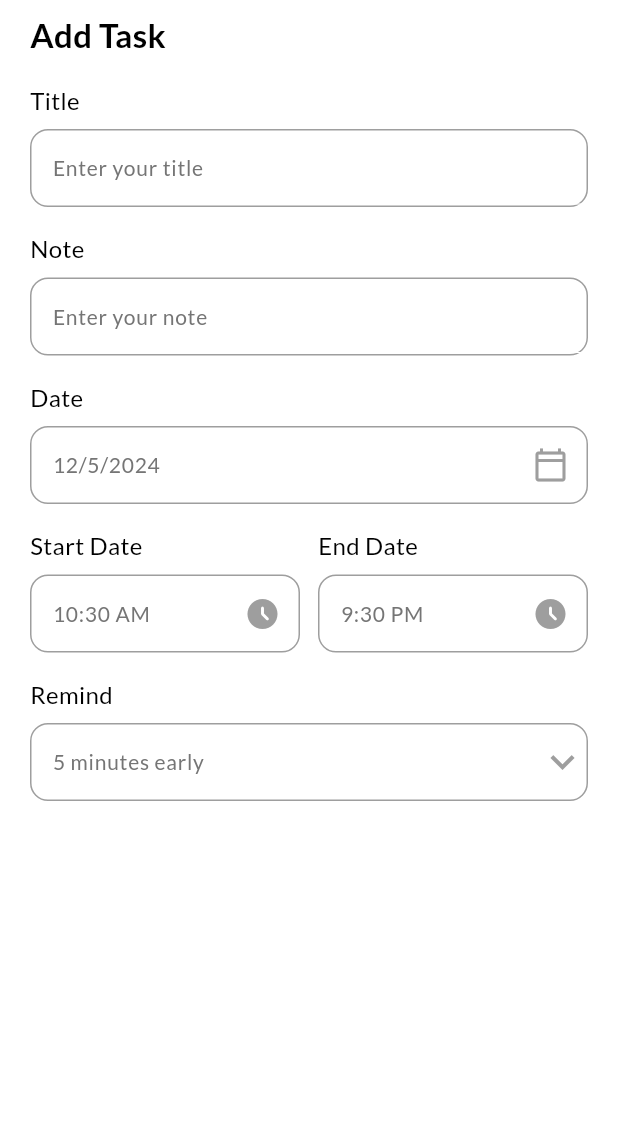
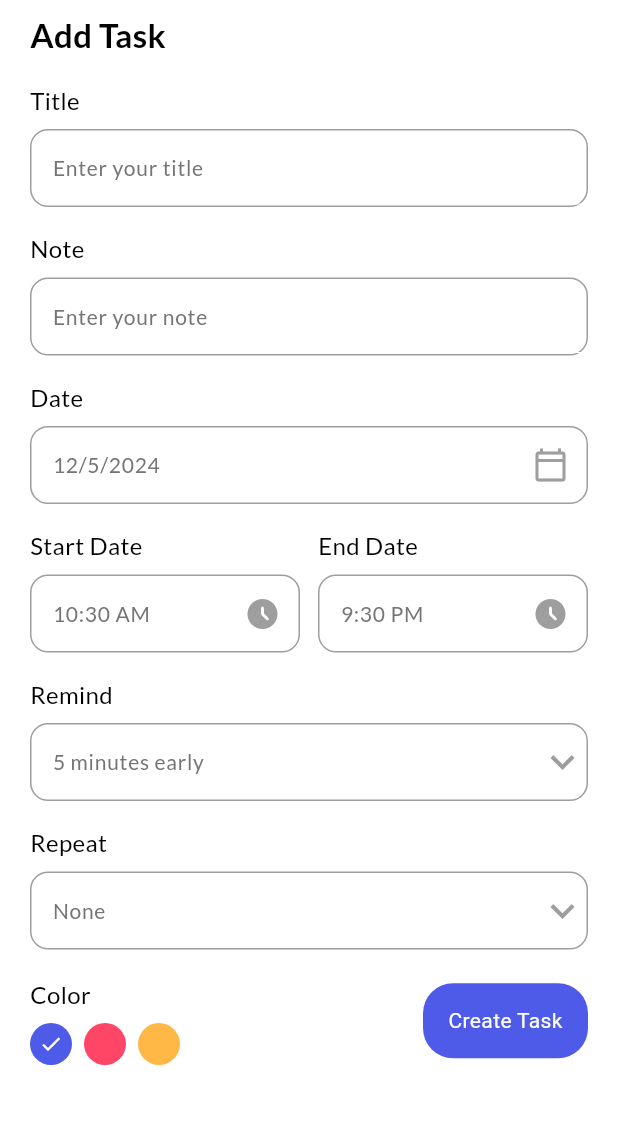
Before and after one commit to gutengboi/flutter_todo_app, a Flutter app: the screen it shows after launch, after a tap on "+ Add Task", on a phone screen of 412 x 824 dp, the part 72-1196 px from its top. Run offline on Flutter 3.47's test engine with Material 3 defaults, Android fonts, the phone set to English and light mode, and no system bars; our stand-ins replace date_picker_timeline, flutter_local_notifications, get, get_storage, google_fonts, sqflite and 1 more; accounts and stored records are empty.

Commit message:
Models controller and dbHelper add

```diff
--- /dev/null
+++ b/lib/controllers/task_controller.dart
@@ -0,0 +1,15 @@
+import 'package:flutter_todo_app/db/db_helper.dart';
+import 'package:get/get.dart';
+
+import '../models/task.dart';
+
+class TaskController extends GetxController{
+
+  @override
+  void onReady(){
+    super.onReady();
+  }
+  Future<int> addTask({Task? task}) async{
+    return await DBHelper.insert(task);
+  }
+}
--- /dev/null
+++ b/lib/db/db_helper.dart
@@ -0,0 +1,42 @@
+import 'package:sqflite/sqflite.dart';
+
+import '../models/task.dart';
+
+class DBHelper{
+  static Database? _db;
+  static final int _version = 1;
+  static final String _tableName="tasks";
+
+  static Future<void> initDB()async{
+    if (_db != null) {
+      return;
+    }
+    try{
+      String _path = await getDatabasesPath() + 'tasks.db';
+      _db = await openDatabase(
+          _path,
+        version: _version,
+        onCreate: (db, version) {
+            print("creating a new one");
+            return db.execute(
+              "CREATE TABLE $_tableName("
+                  "id INTEGER PRIMARY KEY AUTOINCREMENT, "
+                  "title STRING, note TEXT, date STRING, "
+                  "startTime STRING, endTime STRING, "
+                  "remind INTEGER, repeat STRING, "
+                  "color INTEGER, "
+                  "isCompleted INTEGER)",
+            );
+        },
+      );
+    } catch (e) {
+      print(e);
+    }
+  }
+
+  static Future<int> insert(Task? task) async {
+    print("insert function called");
+    return await _db?.insert(_tableName, task!.toJson())??1;
+  }
+
+}
--- a/lib/main.dart
+++ b/lib/main.dart
@@ -1,4 +1,5 @@
 import 'package:flutter/material.dart';
+import 'package:flutter_todo_app/db/db_helper.dart';
 import 'package:flutter_todo_app/services/theme_services.dart';
 import 'package:flutter_todo_app/ui/home_page.dart';
 import 'package:flutter_todo_app/ui/theme.dart';
@@ -7,6 +8,7 @@
 
 Future<void> main()async {
   WidgetsFlutterBinding.ensureInitialized();
+  await DBHelper.initDB();
   await GetStorage.init();
   runApp(const MyApp());
 }
--- /dev/null
+++ b/lib/models/task.dart
@@ -0,0 +1,52 @@
+class Task {
+  int? id;
+  String? title;
+  String? note;
+  int? isCompleted;
+  String? date;
+  String? startTime;
+  String? endTime;
+  int? color;
+  int? remind;
+  String? repeat;
+
+  Task({
+    this.id,
+    this.title,
+    this.note,
+    this.isCompleted,
+    this.date,
+    this.startTime,
+    this.endTime,
+    this.color,
+    this.remind,
+    this.repeat,
+  });
+
+  Task.fromJson(Map<String, dynamic> json) {
+    id = json['id'];
+    title = json['title'];
+    note = json['note'];
+    isCompleted = json['isCompleted'];
+    date = json['startTime'];
+    endTime = json['endTime'];
+    color = json['color'];
+    remind = json['remind'];
+    repeat = json['repeat'];
+  }
+
+  Map<String, dynamic> toJson() {
+    final Map<String, dynamic> data = new Map<String, dynamic>();
+    data['id'] = this.id;
+    data['title'] = this.title;
+    data['date'] = this.date;
+    data['note'] = this.note;
+    data['isCompleted'] = this.isCompleted;
+    data['startTime'] = this.startTime;
+    data['endTime'] = this.endTime;
+    data['color'] = this.color;
+    data['remind'] = this.remind;
+    data['repeat'] = this.repeat;
+    return data;
+  }
+}
--- a/lib/ui/add_task_bar.dart
+++ b/lib/ui/add_task_bar.dart
@@ -1,9 +1,13 @@
 import 'package:flutter/cupertino.dart';
 import 'package:flutter/material.dart';
+import 'package:flutter_todo_app/controllers/task_controller.dart';
 import 'package:flutter_todo_app/ui/theme.dart';
+import 'package:flutter_todo_app/ui/widgets/button.dart';
 import 'package:flutter_todo_app/ui/widgets/input_field.dart';
 import 'package:get/get.dart';
 import 'package:intl/intl.dart';
+
+import '../models/task.dart';
 
 class AddTaskPage extends StatefulWidget {
   const AddTaskPage({super.key});
@@ -13,13 +17,17 @@
 }
 
 class _AddTaskPageState extends State<AddTaskPage> {
+  final TaskController _taskController = Get.put(TaskController());
+  final TextEditingController _titleController = TextEditingController();
+  final TextEditingController _noteController = TextEditingController();
   DateTime _selectedDate = DateTime.now();
   String _endTime = "9:30 PM";
   String _startTime = DateFormat("hh:mm a").format(DateTime.now()).toString();
   int _selectedRemind = 5;
-  List<int> remindList=[
-    5,10,15,20
-  ];
+  List<int> remindList = [5, 10, 15, 20];
+  String _selectedRepeat = "None";
+  List<String> repeatList = ["None", "Daily", "Weekly", "monthly"];
+  int _selectedColor = 0;
 
   @override
   Widget build(BuildContext context) {
@@ -38,10 +46,12 @@
             MyInPutField(
               title: "Title",
               hint: "Enter your title",
+              controller: _titleController,
             ),
             MyInPutField(
               title: "Note",
               hint: "Enter your note",
+              controller: _noteController,
             ),
             MyInPutField(
               title: "Date",
@@ -88,31 +98,147 @@
                 )),
               ],
             ),
-            MyInPutField(title: "Remind", hint: "$_selectedRemind minutes early",
+            MyInPutField(
+              title: "Remind",
+              hint: "$_selectedRemind minutes early",
               widget: DropdownButton(
-              icon: Icon(Icons.keyboard_arrow_down,
+                  icon: Icon(
+                    Icons.keyboard_arrow_down,
                     color: Colors.grey,
                   ),
                   iconSize: 32,
                   elevation: 4,
                   style: subTitleStyle,
-                underline: Container(height: 0,),
-                items: remindList.map<DropdownMenuItem<String>>((int value){
+                  underline: Container(
+                    height: 0,
+                  ),
+                  items: remindList.map<DropdownMenuItem<String>>((int value) {
                     return DropdownMenuItem<String>(
-                    value: value.toString(),
-                      child: Text(value.toString())
-                  );
-                }
-                ).toList(),
-                onChanged: (String? newValue){
+                        value: value.toString(), child: Text(value.toString()));
+                  }).toList(),
+                  onChanged: (String? newValue) {
                     setState(() {
                       _selectedRemind = int.parse(newValue!);
                     });
-                } ),
-            )
+                  }),
+            ),
+            MyInPutField(
+              title: "Repeat",
+              hint: "$_selectedRepeat",
+              widget: DropdownButton(
+                  icon: Icon(
+                    Icons.keyboard_arrow_down,
+                    color: Colors.grey,
+                  ),
+                  iconSize: 32,
+                  elevation: 4,
+                  style: subTitleStyle,
+                  underline: Container(
+                    height: 0,
+                  ),
+                  items:
+                      repeatList.map<DropdownMenuItem<String>>((String? value) {
+                    return DropdownMenuItem<String>(
+                        value: value,
+                        child:
+                            Text(value!, style: TextStyle(color: Colors.grey)));
+                  }).toList(),
+                  onChanged: (String? newValue) {
+                    setState(() {
+                      _selectedRepeat = newValue!;
+                    });
+                  }),
+            ),
+            SizedBox(height: 18),
+            Row(
+              mainAxisAlignment: MainAxisAlignment.spaceBetween,
+              crossAxisAlignment: CrossAxisAlignment.center,
+              children: [
+                _colorPallete(),
+                MyButton(label: "Create Task", onTap: () => _valldateData())
+              ],
+            ),
+            SizedBox(height: 18),
           ]),
         ),
       ),
+    );
+  }
+
+  _valldateData() {
+    if (_titleController.text.isNotEmpty && _noteController.text.isNotEmpty) {
+      _addTaskTodb();
+      Get.back();
+    } else if (_titleController.text.isEmpty || _noteController.text.isEmpty) {
+      Get.snackbar("Required", "All fields are required !",
+          snackPosition: SnackPosition.BOTTOM,
+          backgroundColor: Colors.white,
+          colorText: Colors.red,
+          icon: Icon(
+            Icons.warning_amber_rounded,
+            color: Colors.red,
+          ));
+    }
+  }
+
+  _addTaskTodb() async{
+    int value = await _taskController.addTask(
+        task: Task(
+      note: _noteController.text,
+      title: _titleController.text,
+      date: DateFormat.yMd().format(_selectedDate),
+      startTime: _startTime,
+      endTime: _endTime,
+      remind: _selectedRemind,
+      repeat: _selectedRepeat,
+      color: _selectedColor,
+      isCompleted: 0,
+    ));
+    print("My id is "+"$value");
+  }
+
+  _colorPallete() {
+    return Column(
+      crossAxisAlignment: CrossAxisAlignment.start,
+      children: [
+        Text(
+          "Color",
+          style: titleStyle,
+        ),
+        SizedBox(
+          height: 8.0,
+        ),
+        Wrap(
+          children: List<Widget>.generate(3, (int index) {
+            return GestureDetector(
+              onTap: () {
+                setState(() {
+                  _selectedColor = index;
+                  print("$index");
+                });
+              },
+              child: Padding(
+                padding: const EdgeInsets.only(right: 8.0),
+                child: CircleAvatar(
+                  radius: 14,
+                  backgroundColor: index == 0
+                      ? primaryClr
+                      : index == 1
+                          ? pinkClr
+                          : yellowClr,
+                  child: _selectedColor == index
+                      ? Icon(
+                          Icons.done,
+                          color: Colors.white,
+                          size: 16,
+                        )
+                      : Container(),
+                ),
+              ),
+            );
+          }),
+        )
+      ],
     );
   }
 
@@ -157,14 +283,13 @@
   }
 
   _getTimeFromUser({required bool isStartTime}) async {
-
     TimeOfDay? pickedTime = await _showTimePicker(context);
 
     if (pickedTime == null) {
       print("Time canceled");
     } else {
-      String _formattedTime = pickedTime.format(
-          context); // Format the picked time
+      String _formattedTime =
+          pickedTime.format(context); // Format the picked time
       setState(() {
         if (isStartTime) {
           _startTime = _formattedTime; // Update start time
--- a/lib/ui/home_page.dart
+++ b/lib/ui/home_page.dart
@@ -31,6 +31,7 @@
   Widget build(BuildContext context) {
     return Scaffold(
       appBar: _appBar(),
+      backgroundColor: context.theme.scaffoldBackgroundColor,
       body: Column(
         children: [
           _addTaskBar(),
--- a/pubspec.yaml
+++ b/pubspec.yaml
@@ -42,6 +42,7 @@
   date_picker_timeline:
   flutter_local_notifications:
   flutter_native_timezone_updated_gradle: ^2.0.3
+  sqflite:
 
 dev_dependencies:
   flutter_test:
```
Also changed, not shown: pubspec.lock. Lines whose indentation alone changed are shown as unchanged.
